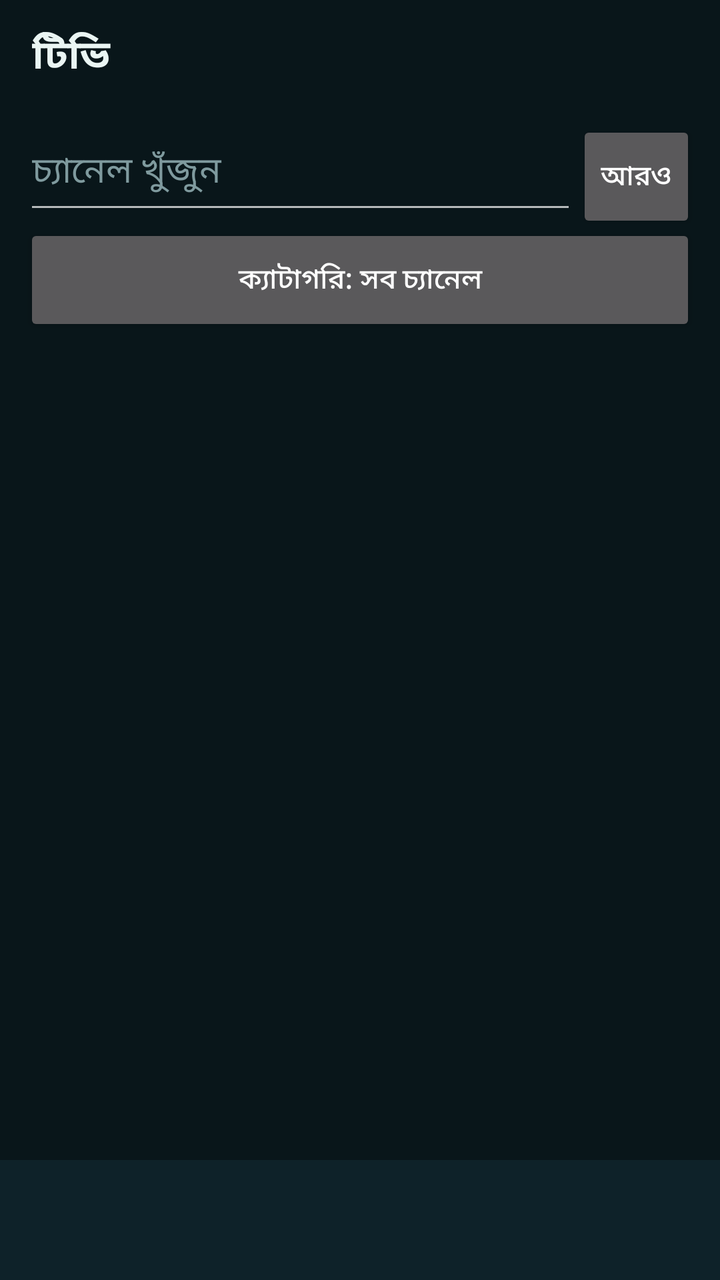
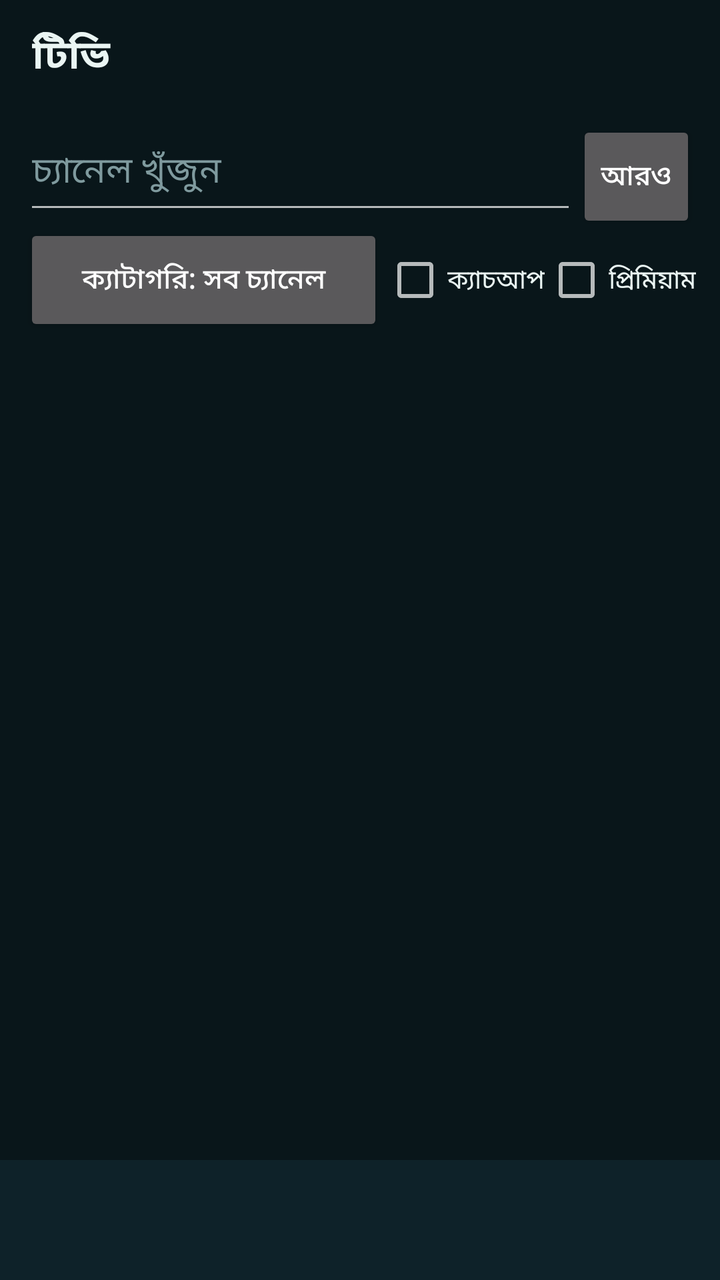

Before-and-after screenshots of an Android layout around one commit, followed by the original layout XML and the change that was made.
<!-- AndroidManifest.xml: activity theme Theme.AppCompat.NoActionBar -->
<!-- res/layout/activity_tv.xml -->
<?xml version="1.0" encoding="utf-8"?>
<LinearLayout xmlns:android="http://schemas.android.com/apk/res/android"
    android:layout_width="match_parent"
    android:layout_height="match_parent"
    android:orientation="vertical"
    android:background="#09161A">

    <TextView
        android:id="@+id/barTitle"
        android:layout_width="match_parent"
        android:layout_height="56dp"
        android:gravity="center_vertical"
        android:paddingStart="16dp"
        android:paddingEnd="16dp"
        android:text="টিভি"
        android:textColor="#EAF5F3"
        android:textSize="20sp"
        android:textStyle="bold"
        android:accessibilityHeading="true" />

    <LinearLayout
        android:layout_width="match_parent"
        android:layout_height="wrap_content"
        android:orientation="horizontal"
        android:paddingStart="12dp"
        android:paddingEnd="12dp">

        <EditText
            android:id="@+id/tvSearch"
            android:layout_width="0dp"
            android:layout_height="56dp"
            android:layout_weight="1"
            android:hint="চ্যানেল খুঁজুন"
            android:imeOptions="actionSearch"
            android:inputType="text"
            android:maxLines="1"
            android:textColor="#EAF5F3"
            android:textColorHint="#7F9A9E" />

        <Button
            android:id="@+id/tvMore"
            android:layout_width="wrap_content"
            android:layout_height="56dp"
            android:minWidth="56dp"
            android:text="আরও"
            android:textAllCaps="false" />
    </LinearLayout>

    <Button
        android:id="@+id/tvCat"
        android:layout_width="match_parent"
        android:layout_height="56dp"
        android:layout_marginStart="12dp"
        android:layout_marginEnd="12dp"
        android:text="ক্যাটাগরি: সব চ্যানেল"
        android:textAllCaps="false" />

    <TextView
        android:id="@+id/status"
        android:layout_width="match_parent"
        android:layout_height="wrap_content"
        android:padding="12dp"
        android:textColor="#A4BCC0"
        android:textSize="15sp"
        android:visibility="gone"
        android:accessibilityLiveRegion="polite" />

    <androidx.recyclerview.widget.RecyclerView
        android:id="@+id/list"
        android:layout_width="match_parent"
        android:layout_height="0dp"
        android:layout_weight="1"
        android:clipToPadding="false" />

    <include layout="@layout/bottom_tabs" />
</LinearLayout>
<!-- res/layout/bottom_tabs.xml (included above) -->
<?xml version="1.0" encoding="utf-8"?>
<LinearLayout xmlns:android="http://schemas.android.com/apk/res/android"
    android:layout_width="match_parent"
    android:layout_height="60dp"
    android:orientation="horizontal"
    android:background="#0E2229">

    <Button
        android:id="@+id/tabHome"
        style="?android:attr/borderlessButtonStyle"
        android:layout_width="0dp"
        android:layout_height="match_parent"
        android:layout_weight="1"
        android:minWidth="0dp"
        android:padding="0dp"
        android:textAllCaps="false"
        android:textSize="11sp" />

    <Button
        android:id="@+id/tabSubs"
        style="?android:attr/borderlessButtonStyle"
        android:layout_width="0dp"
        android:layout_height="match_parent"
        android:layout_weight="1"
        android:minWidth="0dp"
        android:padding="0dp"
        android:textAllCaps="false"
        android:textSize="11sp" />

    <Button
        android:id="@+id/tabRadio"
        style="?android:attr/borderlessButtonStyle"
        android:layout_width="0dp"
        android:layout_height="match_parent"
        android:layout_weight="1"
        android:minWidth="0dp"
        android:padding="0dp"
        android:textAllCaps="false"
        android:textSize="11sp" />

    <Button
        android:id="@+id/tabTv"
        style="?android:attr/borderlessButtonStyle"
        android:layout_width="0dp"
        android:layout_height="match_parent"
        android:layout_weight="1"
        android:minWidth="0dp"
        android:padding="0dp"
        android:textAllCaps="false"
        android:textSize="11sp" />

    <Button
        android:id="@+id/tabYou"
        style="?android:attr/borderlessButtonStyle"
        android:layout_width="0dp"
        android:layout_height="match_parent"
        android:layout_weight="1"
        android:minWidth="0dp"
        android:padding="0dp"
        android:textAllCaps="false"
        android:textSize="11sp" />
</LinearLayout>
<!-- resources referenced by this layout -->
<resources>

</resources>

<!-- the commit's change to res/layout/activity_tv.xml (unified diff, before → after) -->
@@ -46,14 +46,39 @@
             android:textAllCaps="false" />
     </LinearLayout>
 
-    <Button
-        android:id="@+id/tvCat"
+    <LinearLayout
         android:layout_width="match_parent"
-        android:layout_height="56dp"
-        android:layout_marginStart="12dp"
-        android:layout_marginEnd="12dp"
-        android:text="ক্যাটাগরি: সব চ্যানেল"
-        android:textAllCaps="false" />
+        android:layout_height="wrap_content"
+        android:orientation="horizontal"
+        android:paddingStart="12dp"
+        android:paddingEnd="12dp">
+
+        <Button
+            android:id="@+id/tvCat"
+            android:layout_width="0dp"
+            android:layout_height="56dp"
+            android:layout_weight="1"
+            android:text="ক্যাটাগরি: সব চ্যানেল"
+            android:textAllCaps="false" />
+
+        <CheckBox
+            android:id="@+id/tvCatchup"
+            android:layout_width="wrap_content"
+            android:layout_height="56dp"
+            android:minWidth="48dp"
+            android:text="ক্যাচআপ"
+            android:textSize="13sp"
+            android:textColor="#EAF5F3" />
+
+        <CheckBox
+            android:id="@+id/tvPrem"
+            android:layout_width="wrap_content"
+            android:layout_height="56dp"
+            android:minWidth="48dp"
+            android:text="প্রিমিয়াম"
+            android:textSize="13sp"
+            android:textColor="#EAF5F3" />
+    </LinearLayout>
 
     <TextView
         android:id="@+id/status"
